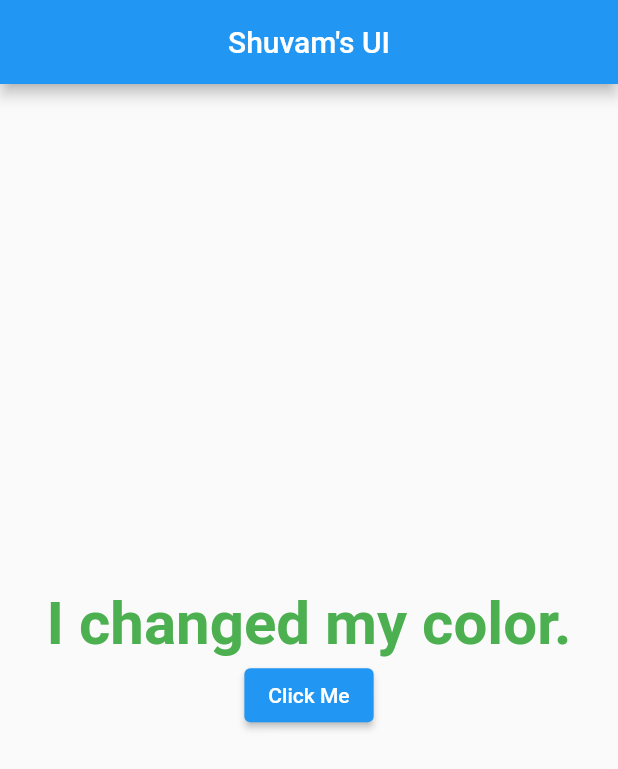
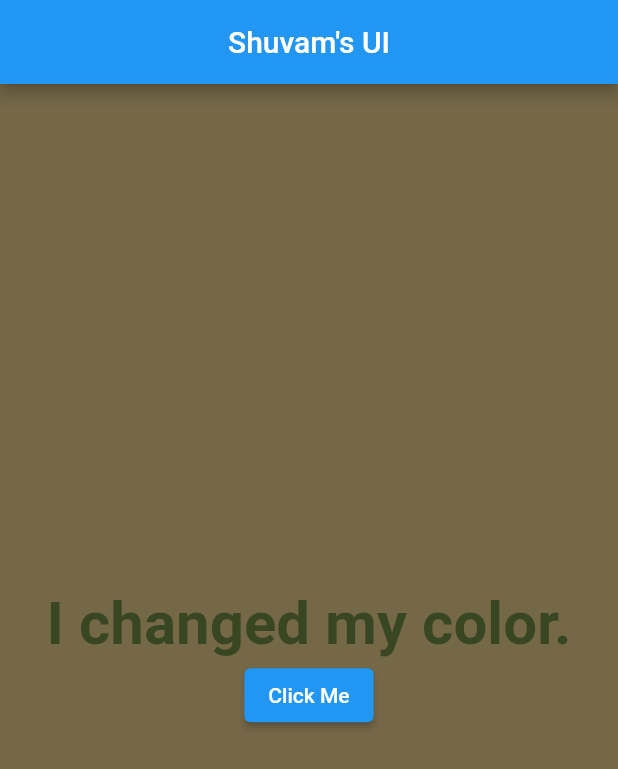
Before and after one commit to shuvamGtm/futter_chnageColor, a Flutter app: the screen it shows after launch, after a tap on "Click Me", on a phone screen of 412 x 824 dp. Shown: the top 769 px of the screen. Run offline on Flutter 3.47's test engine with Material 2 defaults, Android fonts, the phone set to English and light mode, and no system bars.

Commit message:
background color and text color changed randomly after button clicked

```diff
--- a/lib/home.dart
+++ b/lib/home.dart
@@ -1,3 +1,5 @@
+import 'dart:math';
+
 import 'package:flutter/material.dart';
 
 ///function inside a class is simply called Method
@@ -10,16 +12,39 @@ class HomePage extends StatefulWidget {
 
 class _HomePageState extends State<HomePage> {
   Color chnageColor = Colors.red;
-  bool oldColor = false;
+  Color bg = Colors.white;
+
+  //bool oldColor = false;
   void stateChange() {
-    if (oldColor == true) {
-      chnageColor = Colors.red;
-      oldColor = false;
-    } else {
-      chnageColor = Colors.green;
-      oldColor = true;
-    }
+    // if (oldColor == true) {
+    //   chnageColor = Colors.red;
+    //   oldColor = false;
+    // } else {
+    //   chnageColor = Colors.green;
+    //   oldColor = true;
+    // }
+    // setState(() {});
+
+//to change color of text via button clicked
+    var rng = Random();
+    chnageColor = Color.fromRGBO(
+      rng.nextInt(255),
+      rng.nextInt(255),
+      rng.nextInt(255),
+      rng.nextDouble(),
+    );
+    changeBackground(
+      rng.nextInt(255),
+      rng.nextInt(255),
+      rng.nextInt(255),
+      rng.nextDouble(),
+    );
+
     setState(() {});
+  }
+
+  void changeBackground(red, green, blue, op) {
+    bg = Color.fromRGBO(red, green, blue, op);
   }
 
   @override
@@ -27,6 +52,7 @@ class _HomePageState extends State<HomePage> {
     return MaterialApp(
       debugShowCheckedModeBanner: false, //remove the debug banner
       home: Scaffold(
+        backgroundColor: bg,
         appBar: AppBar(
           title: Text("Shuvam's UI"),
           centerTitle: true,
```
